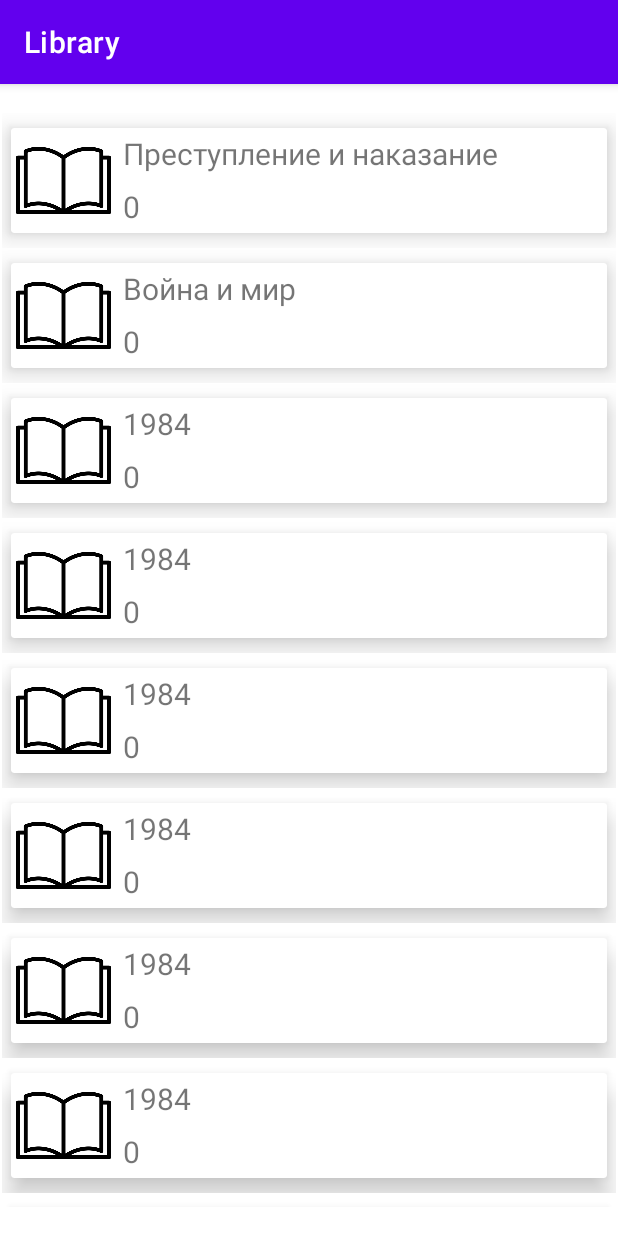
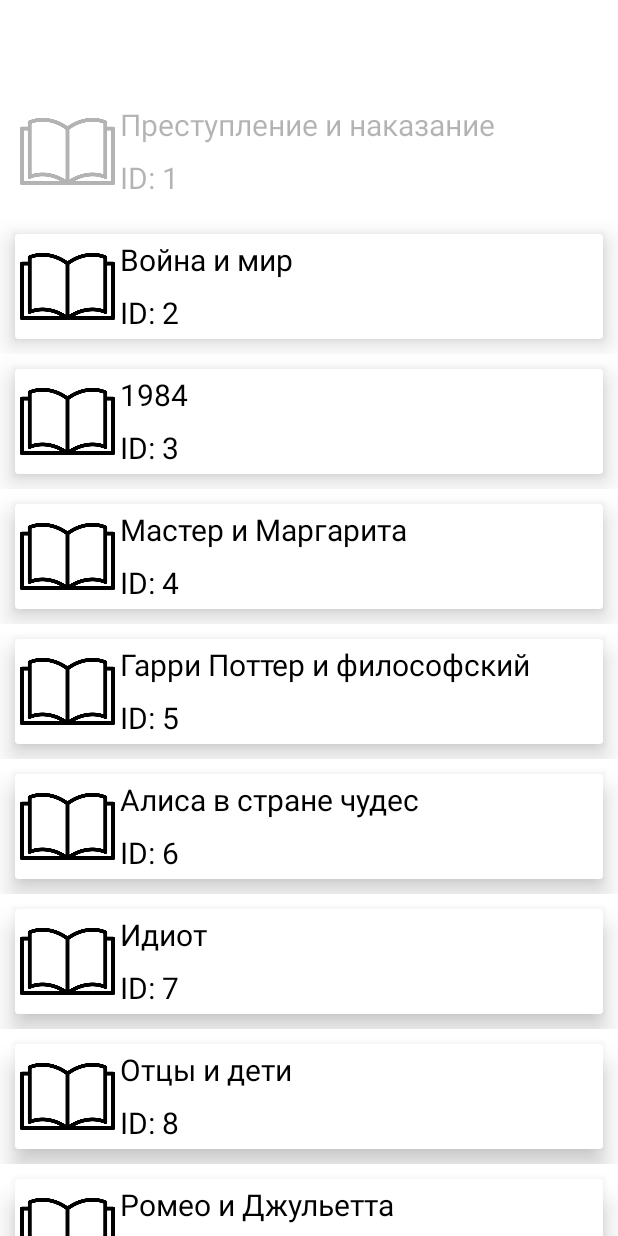
Before and after one commit to domnichds/android-homework-03, an Android app: the screen it shows after launch (MainActivity), after a tap on "Преступление и наказание", on a phone screen of 412 x 824 dp. Run offline under Robolectric (Android 15) with nearby library versions, the phone set to English and light mode, and no system bars.

Commit message:
Добавить логику смены доступа к предмету

```diff
--- a/app/src/main/java/com/example/library/LibrayAdapter.kt
+++ b/app/src/main/java/com/example/library/LibrayAdapter.kt
@@ -6,19 +6,21 @@ import android.view.View
 import android.view.ViewGroup
 import android.widget.ImageView
 import android.widget.TextView
+import androidx.cardview.widget.CardView
 import androidx.recyclerview.widget.RecyclerView
 
-interface  onItemClickListener {
+interface  OnItemClickListener {
     fun onItemClick(item: LibraryItem)
 }
 
 // Объявление класса адаптера. Поле - список предметов библиотеки
 class LibraryAdapter(
     private val data: MutableList<LibraryItem>,
-    private val itemClickListener: onItemClickListener
+    private val itemClickListener: OnItemClickListener
 ) : RecyclerView.Adapter<LibraryAdapter.ViewHolder>() {
     // Внутренний класс с сылками на элементы карточки
     class ViewHolder(view: View) : RecyclerView.ViewHolder(view) {
+        val cardView: CardView = view.findViewById(R.id.cardView)
         val nameTextView: TextView = view.findViewById(R.id.nameTextView)
         val idTextView: TextView = view.findViewById(R.id.idTextView)
         val iconImageView: ImageView = view.findViewById(R.id.iconImageView)
@@ -35,11 +37,35 @@ class LibraryAdapter(
         // Подтягивание данных из списка и установка их в элементы карточки
         val item = data[index]
         holder.nameTextView.text = item.name
-        holder.idTextView.text = item.id.toString()
-        holder.iconImageView.setImageResource(R.drawable.book)
+        holder.idTextView.text = "ID: ${item.id.toString()}"
+        holder.iconImageView.setImageResource(
+            when (item) {
+                is Book -> R.drawable.book
+                is Disk -> R.drawable.disk
+                is Newspaper -> R.drawable.newspaper
+                else -> R.drawable.unknown
+            }
+        )
+
+        Log.d("LibraryAdapter", "onBindViewHolder: Привязываем элемент с id=${item.id}, name=${item.name}")
+
+        // Установка стиля в зависимости от доступности
+        if (item.accessible) {
+            holder.cardView.elevation = holder.itemView.context.resources.getDimension(R.dimen.enable_elevation)
+            holder.nameTextView.alpha = 1f
+            holder.idTextView.alpha = 1f
+            holder.iconImageView.alpha = 1f
+        } else {
+            holder.cardView.elevation = holder.itemView.context.resources.getDimension(R.dimen.disable_elevation)
+            holder.nameTextView.alpha = 0.3f
+            holder.idTextView.alpha = 0.3f
+            holder.iconImageView.alpha = 0.3f
+        }
 
         // Привязка слушателя к методу onItemClick
         holder.itemView.setOnClickListener {
+            item.accessible = !item.accessible
+            notifyItemChanged(index)
             itemClickListener.onItemClick(item)
         }
     }
--- a/app/src/main/java/com/example/library/MainActivity.kt
+++ b/app/src/main/java/com/example/library/MainActivity.kt
@@ -6,7 +6,7 @@ import androidx.appcompat.app.AppCompatActivity
 import androidx.recyclerview.widget.LinearLayoutManager
 import androidx.recyclerview.widget.RecyclerView
 
-class MainActivity : AppCompatActivity(), onItemClickListener {
+class MainActivity : AppCompatActivity(), OnItemClickListener {
     override fun onCreate(savedInstanceState: Bundle?) {
         super.onCreate(savedInstanceState)
         // Установка макета activity_main
@@ -15,19 +15,38 @@ class MainActivity : AppCompatActivity(), onItemClickListener {
         val recyclerView: RecyclerView = findViewById(R.id.recyclerView)
         // Тестовые данные
         val libraryItems: MutableList<LibraryItem> = mutableListOf(
-            Book(0, "Преступление и наказание", true, 300, "Достоевский"),
-            Book(0, "Война и мир", true, 12000, "Толстой"),
-            Book(0, "1984", true, 400, "Оруэл"),
-            Book(0, "1984", true, 400, "Оруэл"),
-            Book(0, "1984", true, 400, "Оруэл"),
-            Book(0, "1984", true, 400, "Оруэл"),
-            Book(0, "1984", true, 400, "Оруэл"),
-            Book(0, "1984", true, 400, "Оруэл"),
-            Book(0, "1984", true, 400, "Оруэл"),
-            Book(0, "1984", true, 400, "Оруэл"),
-            Book(0, "1984", true, 400, "Оруэл"),
-            Book(0, "1984", true, 400, "Оруэл"),
-            Book(0, "1984", true, 400, "Оруэл")
+            Book(1, "Преступление и наказание", true, 300, "Фёдор Достоевский"),
+            Book(2, "Война и мир", true, 1200, "Лев Толстой"),
+            Book(3, "1984", true, 400, "Джордж Оруэлл"),
+            Book(4, "Мастер и Маргарита", true, 500, "Михаил Булгаков"),
+            Book(5, "Гарри Поттер и философский камень", true, 350, "Джоан Роулинг"),
+            Book(6, "Алиса в стране чудес", true, 250, "Льюис Кэрролл"),
+            Book(7, "Идиот", true, 600, "Фёдор Достоевский"),
+            Book(8, "Отцы и дети", true, 320, "Иван Тургенев"),
+            Book(9, "Ромео и Джульетта", true, 250, "Уильям Шекспир"),
+            Book(10, "Анна Каренина", true, 864, "Лев Толстой"),
+
+            Newspaper(11, "Комсомольская правда", true, 2345, Month.JANUARY),
+            Newspaper(12, "Московский комсомолец", true, 1204, Month.FEBRUARY),
+            Newspaper(13, "Известия", true, 5678, Month.MARCH),
+            Newspaper(14, "Аргументы и факты", true, 9821, Month.APRIL),
+            Newspaper(15, "Российская газета", true, 3050, Month.MAY),
+            Newspaper(16, "Ведомости", true, 1678, Month.JUNE),
+            Newspaper(17, "The New York Times", true, 6789, Month.JULY),
+            Newspaper(18, "The Guardian", true, 2345, Month.AUGUST),
+            Newspaper(19, "Frankfurter Allgemeine", true, 4567, Month.SEPTEMBER),
+            Newspaper(20, "Le Monde", true, 7890, Month.OCTOBER),
+
+            Disk(21, "Музыка Бетховена", true, 0),
+            Disk(22, "Лунная соната", true, 0),
+            Disk(23, "Рок-хиты 80-х", true, 0),
+            Disk(24, "Лучшие треки 2000-х", true, 0),
+            Disk(25, "Интерстеллар", true, 1),
+            Disk(26, "Матрица", true, 1),
+            Disk(27, "Начало", true, 1),
+            Disk(28, "Властелин колец", true, 1),
+            Disk(29, "Гарри Поттер: философский камень", true, 1),
+            Disk(30, "Звёздные войны: Новая надежда", true, 1)
         )
         // Создание адаптера и передача ему списка объектов
         val adapter = LibraryAdapter(libraryItems, this)
--- a/app/src/main/res/layout/activity_main.xml
+++ b/app/src/main/res/layout/activity_main.xml
@@ -7,8 +7,10 @@
 
     <androidx.recyclerview.widget.RecyclerView
         android:id="@+id/recyclerView"
-        android:layout_width="409dp"
-        android:layout_height="729dp"
+        android:layout_width="0dp"
+        android:layout_height="0dp"
+        android:paddingTop="?attr/actionBarSize"
+        android:clipToPadding="false"
         app:layout_constraintBottom_toBottomOf="parent"
         app:layout_constraintEnd_toEndOf="parent"
         app:layout_constraintStart_toStartOf="parent"
--- a/app/src/main/res/layout/item_card.xml
+++ b/app/src/main/res/layout/item_card.xml
@@ -6,13 +6,13 @@
     android:layout_height="wrap_content">
 
     <androidx.cardview.widget.CardView
-        android:layout_width="397dp"
+        android:id="@+id/cardView"
+        android:layout_width="0dp"
         android:layout_height="70dp"
         android:layout_marginStart="10dp"
         android:layout_marginTop="10dp"
         android:layout_marginEnd="10dp"
         android:layout_marginBottom="10dp"
-        app:cardElevation="10dp"
         app:layout_constraintBottom_toBottomOf="parent"
         app:layout_constraintEnd_toEndOf="parent"
         app:layout_constraintStart_toStartOf="parent"
@@ -25,11 +25,11 @@
             android:padding="3dp"
             android:paddingLeft="3dp"
             android:paddingRight="3dp"
-            tools:srcCompat="@tools:sample/avatars" />
+            tools:srcCompat="@drawable/unknown" />
 
         <LinearLayout
-            android:layout_width="326dp"
-            android:layout_height="71dp"
+            android:layout_width="322dp"
+            android:layout_height="70dp"
             android:layout_gravity="bottom|right|top"
             android:orientation="vertical">
 
@@ -37,18 +37,18 @@
                 android:id="@+id/nameTextView"
                 android:layout_width="match_parent"
                 android:layout_height="35dp"
-                android:paddingLeft="3dp"
+                android:layout_gravity="right"
                 android:paddingTop="3dp"
-                android:text="Название"
+                android:textColor="@color/black"
                 android:textSize="20sp" />
 
             <TextView
                 android:id="@+id/idTextView"
                 android:layout_width="match_parent"
                 android:layout_height="35dp"
-                android:paddingLeft="3dp"
+                android:layout_gravity="right"
                 android:paddingTop="3dp"
-                android:text="ID: 0"
+                android:textColor="@color/black"
                 android:textSize="20sp" />
         </LinearLayout>
 
--- a/app/src/main/res/values-night/themes.xml
+++ b/app/src/main/res/values-night/themes.xml
@@ -1,6 +1,6 @@
 <resources xmlns:tools="http://schemas.android.com/tools">
     <!-- Base application theme. -->
-    <style name="Theme.Library" parent="Theme.MaterialComponents.DayNight.DarkActionBar">
+    <style name="Theme.Library" parent="Theme.MaterialComponents.DayNight.NoActionBar">
         <!-- Primary brand color. -->
         <item name="colorPrimary">@color/purple_200</item>
         <item name="colorPrimaryVariant">@color/purple_700</item>
--- /dev/null
+++ b/app/src/main/res/values/diamens.xml
@@ -0,0 +1,5 @@
+<?xml version="1.0" encoding="utf-8"?>
+<resources>
+    <dimen name="disable_elevation">1dp</dimen>
+    <dimen name="enable_elevation">10dp</dimen>
+</resources>
--- a/app/src/main/res/values/themes.xml
+++ b/app/src/main/res/values/themes.xml
@@ -1,6 +1,6 @@
 <resources xmlns:tools="http://schemas.android.com/tools">
     <!-- Base application theme. -->
-    <style name="Theme.Library" parent="Theme.MaterialComponents.DayNight.DarkActionBar">
+    <style name="Theme.Library" parent="Theme.MaterialComponents.DayNight.NoActionBar">
         <!-- Primary brand color. -->
         <item name="colorPrimary">@color/purple_500</item>
         <item name="colorPrimaryVariant">@color/purple_700</item>
```
Also changed, not shown: app/src/main/res/drawable/unknown.png (added).
